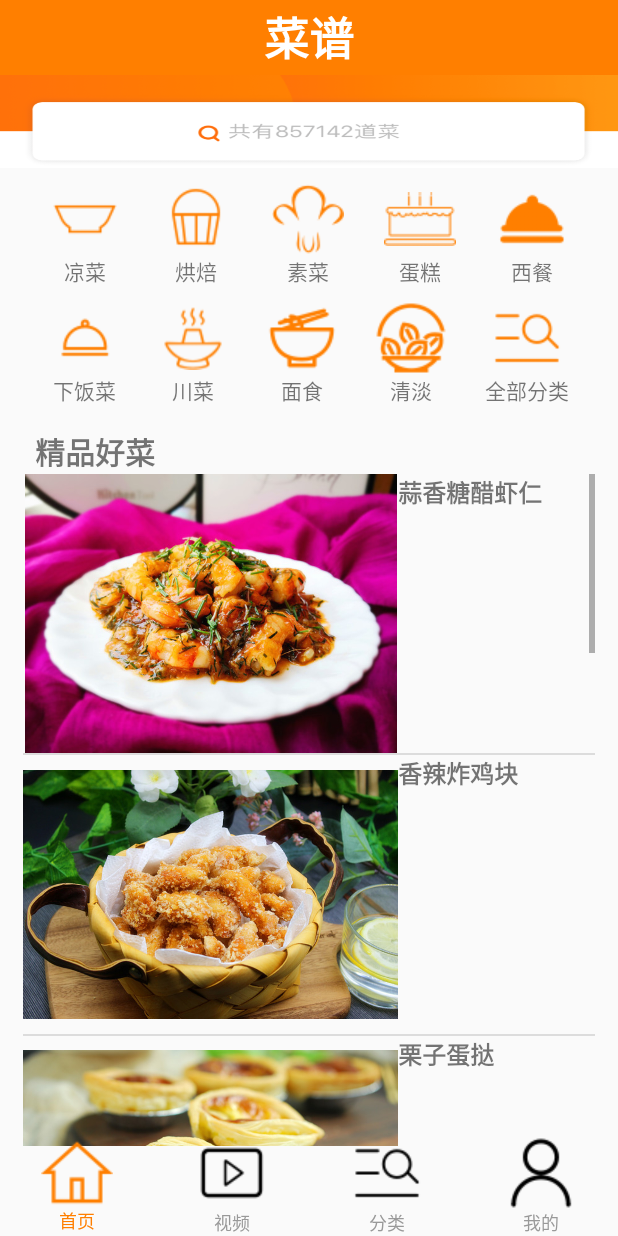
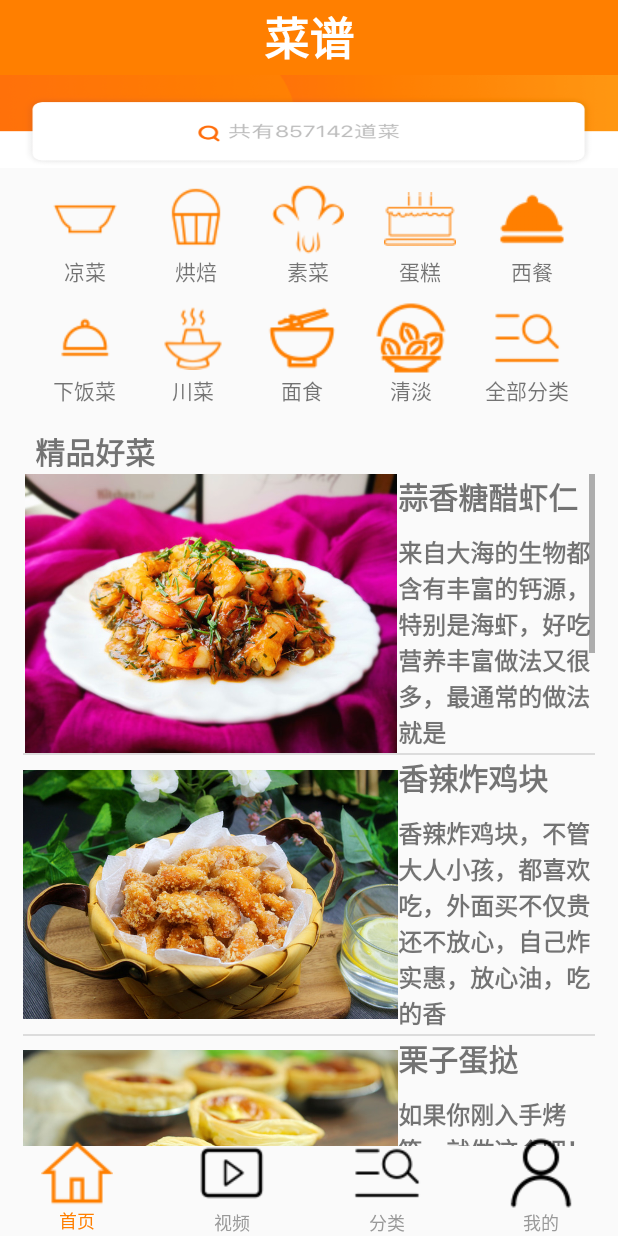
Before and after one commit to 1711605010/Munetext, an Android app: the HomeFragment screen opened directly, with no data from a screen before it, on a phone screen of 412 x 824 dp. Run offline under Robolectric (Android 15) with nearby library versions, the phone set to English and light mode, and no system bars.

Commit message:
界面修改

```diff
--- a/app/src/main/java/cn/gdptc/xxgcx/munetext/Adapter/ListViewAdapter.java
+++ b/app/src/main/java/cn/gdptc/xxgcx/munetext/Adapter/ListViewAdapter.java
@@ -48,20 +48,23 @@ public class ListViewAdapter  extends BaseAdapter {
         convertView = LayoutInflater.from(context).inflate(R.layout.listview_home_item, null);
         ViewHolder viewHolder = new ViewHolder(convertView);
         viewHolder.title.setText(listViewInfo.getContent());
+        viewHolder.text.setText(listViewInfo.getText());
         viewHolder.img.setImageResource(listViewInfo.getImageId());
         return convertView;
     }
 
     public static class ViewHolder {
         public View rootView;
-        public TextView title;
+        public TextView title,text;
         public ImageView img;
 
 
         public ViewHolder(View rootView) {
             this.rootView = rootView;
             this.title = (TextView) rootView.findViewById(R.id.tv_home_title);
+            this.text = (TextView) rootView.findViewById(R.id.tv_home_title2);
             this.img = (ImageView) rootView.findViewById(R.id.img_home_title);
+
 
         }
     }
--- a/app/src/main/java/cn/gdptc/xxgcx/munetext/Fragment/HomeFragment.java
+++ b/app/src/main/java/cn/gdptc/xxgcx/munetext/Fragment/HomeFragment.java
@@ -108,15 +108,15 @@ public class HomeFragment extends Fragment {
         context = getActivity();
         listView = (ListView) view.findViewById(R.id.listView);
         listViewInfos = new LinkedList<ListViewInfo>();
-        listViewInfos.add(new ListViewInfo(R.drawable.xiaren, "蒜香糖醋虾仁"));
-        listViewInfos.add(new ListViewInfo(R.drawable.jikuai, "香辣炸鸡块"));
-        listViewInfos.add(new ListViewInfo(R.drawable.danta, "栗子蛋挞"));
-        listViewInfos.add(new ListViewInfo(R.drawable.pinggu, "干锅平菇"));
-        listViewInfos.add(new ListViewInfo(R.drawable.jizhua, "鹌鹑蛋烧鸡爪"));
-        listViewInfos.add(new ListViewInfo(R.drawable.jirou, "蔬菜鸡胸肉"));
-        listViewInfos.add(new ListViewInfo(R.drawable.jizhengu, "爽口金针菇"));
-        listViewInfos.add(new ListViewInfo(R.drawable.cai, "sss"));
-        listViewInfos.add(new ListViewInfo(R.drawable.cai, "sss"));
+        listViewInfos.add(new ListViewInfo(R.drawable.xiaren, "蒜香糖醋虾仁","来自大海的生物都含有丰富的钙源，特别是海虾，好吃营养丰富做法又很多，最通常的做法就是"));
+        listViewInfos.add(new ListViewInfo(R.drawable.jikuai, "香辣炸鸡块","香辣炸鸡块，不管大人小孩，都喜欢吃，外面买不仅贵还不放心，自己炸实惠，放心油，吃的香"));
+        listViewInfos.add(new ListViewInfo(R.drawable.danta, "栗子蛋挞","如果你刚入手烤箱，就做这个吧！百分百成功，简单到不能再简单了，全程只需要一个两杯、一"));
+        listViewInfos.add(new ListViewInfo(R.drawable.pinggu, "干锅平菇","喜欢吃一些菌菇类的食物，不论怎么烧法，都十分的鲜香美味。这次用干锅的方式，有点重口味"));
+        listViewInfos.add(new ListViewInfo(R.drawable.jizhua, "鹌鹑蛋烧鸡爪","鸡爪属于筋多肉少的类型，含有丰富的钙质及胶原蛋白，多吃不但能软化血管，同时具有美容功"));
+        listViewInfos.add(new ListViewInfo(R.drawable.jirou, "蔬菜鸡胸肉","随着人们生活水平的不断提高，食物不断推新，很多小伙伴在美食面前就不禁不住诱惑了，在美"));
+        listViewInfos.add(new ListViewInfo(R.drawable.jizhengu, "爽口金针菇","今天做的这道凉拌金针菇非常爽口，更是“爱辣星人”的福音。剁好的辣椒圈用热油一泼，再配"));
+        listViewInfos.add(new ListViewInfo(R.drawable.cai, "sss",""));
+        listViewInfos.add(new ListViewInfo(R.drawable.cai, "sss",""));
         listViewAdapter = new ListViewAdapter((LinkedList<ListViewInfo>) listViewInfos, context);
         listView.setAdapter(listViewAdapter);
         listView.setOnItemClickListener(new AdapterView.OnItemClickListener() {
--- a/app/src/main/java/cn/gdptc/xxgcx/munetext/uilt/ListViewInfo.java
+++ b/app/src/main/java/cn/gdptc/xxgcx/munetext/uilt/ListViewInfo.java
@@ -1,12 +1,21 @@
 package cn.gdptc.xxgcx.munetext.uilt;
 
 public class ListViewInfo {
-    private String content;
+    private String content,text;
     private int ImageId;
 
-    public ListViewInfo(int imageId,String content) {
+    public String getText() {
+        return text;
+    }
+
+    public void setText(String text) {
+        this.text = text;
+    }
+
+    public ListViewInfo(int imageId, String content, String text) {
         this.content = content;
-        ImageId = imageId;
+       this.ImageId = imageId;
+        this.text=text;
   }
 
     public String getContent() {
--- a/app/src/main/res/layout/activity_splash.xml
+++ b/app/src/main/res/layout/activity_splash.xml
@@ -5,5 +5,13 @@
     android:layout_width="match_parent"
     android:layout_height="match_parent"
     tools:context=".Activity.SplashActivity">
+    <LinearLayout
+    android:layout_width="match_parent"
+    android:layout_height="match_parent">
+        <ImageView
+            android:layout_width="match_parent"
+            android:layout_height="match_parent"
+            android:src="@drawable/picture"/>
+    </LinearLayout>
 
 </android.support.constraint.ConstraintLayout>
--- a/app/src/main/res/layout/listview_home_item.xml
+++ b/app/src/main/res/layout/listview_home_item.xml
@@ -14,13 +14,26 @@
             android:layout_width="250dp"
             android:layout_height="186dp"
             android:src="@drawable/xiaren" />
+        <LinearLayout
+            android:layout_width="match_parent"
+            android:layout_height="wrap_content"
+            android:orientation="vertical">
     <TextView
+        android:paddingBottom="10dp"
         android:id="@+id/tv_home_title"
         android:layout_width="wrap_content"
         android:layout_height="wrap_content"
         android:text="家常菜"
-        android:textSize="16dp"
+        android:textSize="20dp"
         android:textStyle="bold"/>
+        <TextView
+            android:id="@+id/tv_home_title2"
+            android:layout_width="wrap_content"
+            android:layout_height="wrap_content"
+            android:text="家常菜"
+            android:textSize="16dp"
+            android:textStyle="bold"/>
+        </LinearLayout>
     </LinearLayout>
 
 
```
Also changed, not shown: app/src/main/res/drawable/picture.jpg (added), app/src/main/res/drawable/pt.jpg (added).
